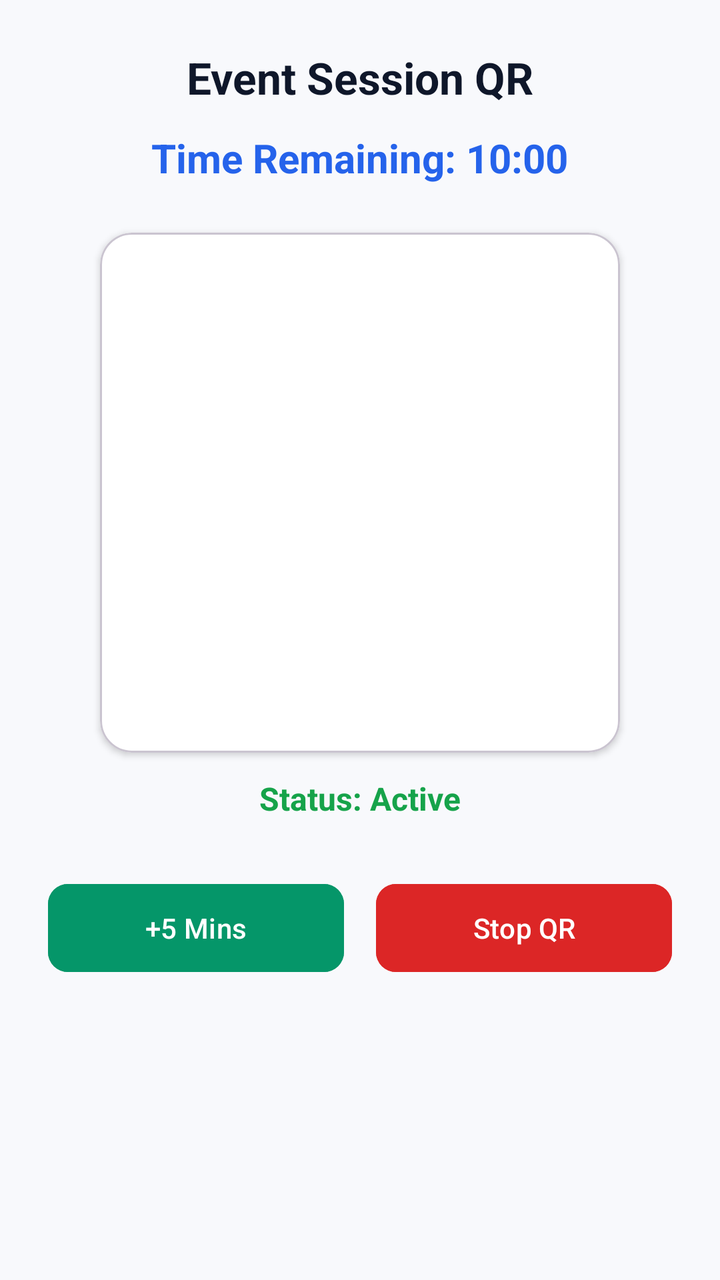
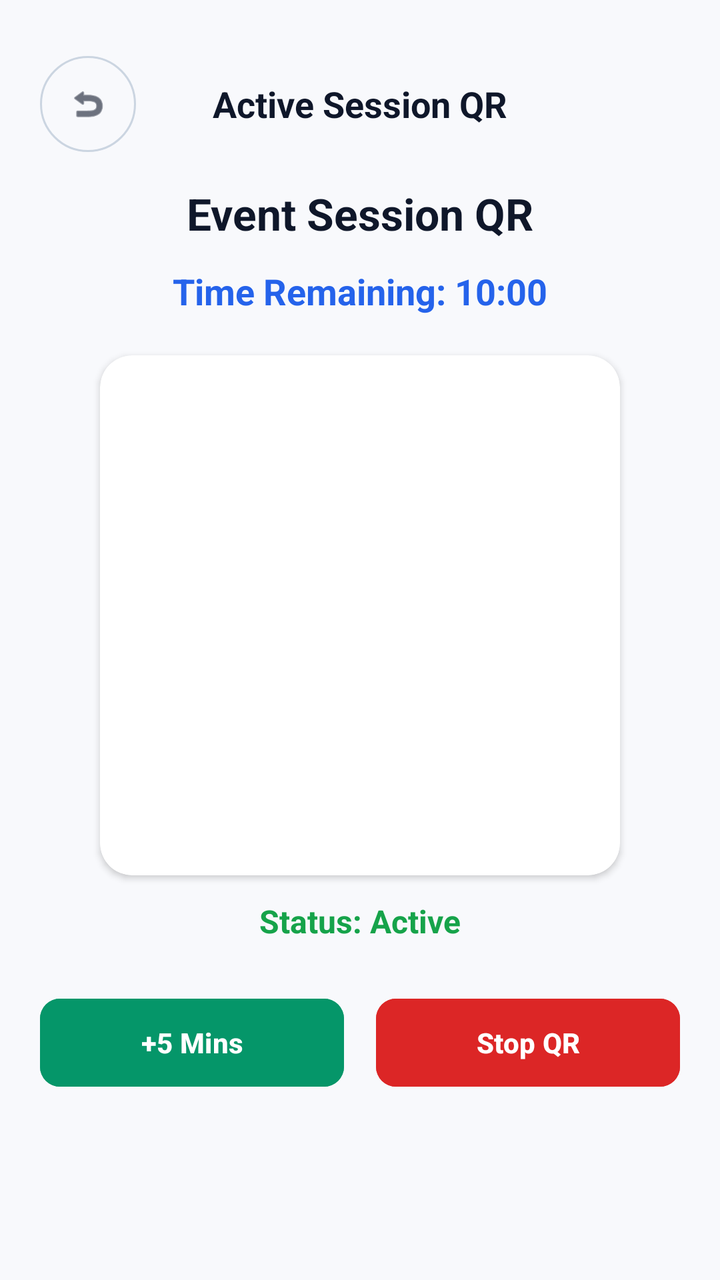

Screens rendered from an Android XML layout before and after an edit, with the pre-edit source and the edit as a unified diff.
<!-- AndroidManifest.xml: application theme Theme.QRAS -->
<!-- res/layout/activity_qrdisplay.xml -->
<?xml version="1.0" encoding="utf-8"?>
<LinearLayout xmlns:android="http://schemas.android.com/apk/res/android"
    xmlns:app="http://schemas.android.com/apk/res-auto"
    android:id="@+id/main"
    android:layout_width="match_parent"
    android:layout_height="match_parent"
    android:background="#F8F9FC"
    android:gravity="center_horizontal"
    android:orientation="vertical"
    android:padding="24dp">

    <TextView
        android:id="@+id/tvEventTitle"
        android:layout_width="wrap_content"
        android:layout_height="wrap_content"
        android:text="Event Session QR"
        android:textColor="#0F172A"
        android:textSize="22sp"
        android:textStyle="bold" />

    <TextView
        android:id="@+id/tvTimer"
        android:layout_width="wrap_content"
        android:layout_height="wrap_content"
        android:layout_marginTop="12dp"
        android:text="Time Remaining: 10:00"
        android:textColor="#2563EB"
        android:textSize="20sp"
        android:textStyle="bold" />

    
    <com.google.android.material.card.MaterialCardView
        android:layout_width="260dp"
        android:layout_height="260dp"
        android:layout_marginTop="24dp"
        app:cardBackgroundColor="#FFFFFF"
        app:cardCornerRadius="16dp"
        app:cardElevation="2dp">

        <ImageView
            android:id="@+id/ivQrCode"
            android:layout_width="match_parent"
            android:layout_height="match_parent"
            android:padding="16dp" />
    </com.google.android.material.card.MaterialCardView>

    <TextView
        android:id="@+id/tvStatus"
        android:layout_width="wrap_content"
        android:layout_height="wrap_content"
        android:layout_marginTop="12dp"
        android:text="Status: Active"
        android:textColor="#16A34A"
        android:textSize="16sp"
        android:textStyle="bold" />

    
    <LinearLayout
        android:layout_width="match_parent"
        android:layout_height="wrap_content"
        android:layout_marginTop="28dp"
        android:orientation="horizontal">

        <com.google.android.material.button.MaterialButton
            android:id="@+id/btnAddTime"
            android:layout_width="0dp"
            android:layout_height="52dp"
            android:layout_marginEnd="8dp"
            android:layout_weight="1"
            android:backgroundTint="#059669"
            android:text="+5 Mins"
            android:textAllCaps="false"
            app:cornerRadius="10dp" />

        <com.google.android.material.button.MaterialButton
            android:id="@+id/btnStopQr"
            android:layout_width="0dp"
            android:layout_height="52dp"
            android:layout_marginStart="8dp"
            android:layout_weight="1"
            android:backgroundTint="#DC2626"
            android:text="Stop QR"
            android:textAllCaps="false"
            app:cornerRadius="10dp" />
    </LinearLayout>

</LinearLayout>
<!-- resources referenced by this layout -->
<resources>
  <style name="Theme.QRAS" parent="Base.Theme.QRAS" />
  <style name="Base.Theme.QRAS" parent="Theme.Material3.DayNight.NoActionBar">
          
          
      </style>
</resources>

<!-- the commit's change to res/layout/activity_qrdisplay.xml (unified diff, before → after) -->
@@ -1,87 +1,149 @@
 <?xml version="1.0" encoding="utf-8"?>
 <LinearLayout xmlns:android="http://schemas.android.com/apk/res/android"
     xmlns:app="http://schemas.android.com/apk/res-auto"
+    xmlns:tools="http://schemas.android.com/tools"
     android:id="@+id/main"
     android:layout_width="match_parent"
     android:layout_height="match_parent"
     android:background="#F8F9FC"
-    android:gravity="center_horizontal"
     android:orientation="vertical"
-    android:padding="24dp">
-
-    <TextView
-        android:id="@+id/tvEventTitle"
-        android:layout_width="wrap_content"
-        android:layout_height="wrap_content"
-        android:text="Event Session QR"
-        android:textColor="#0F172A"
-        android:textSize="22sp"
-        android:textStyle="bold" />
-
-    <TextView
-        android:id="@+id/tvTimer"
-        android:layout_width="wrap_content"
-        android:layout_height="wrap_content"
-        android:layout_marginTop="12dp"
-        android:text="Time Remaining: 10:00"
-        android:textColor="#2563EB"
-        android:textSize="20sp"
-        android:textStyle="bold" />
+    android:padding="20dp">
 
     
-    <com.google.android.material.card.MaterialCardView
-        android:layout_width="260dp"
-        android:layout_height="260dp"
-        android:layout_marginTop="24dp"
-        app:cardBackgroundColor="#FFFFFF"
-        app:cardCornerRadius="16dp"
-        app:cardElevation="2dp">
+    <RelativeLayout
+        android:id="@+id/headerBar"
+        android:layout_width="match_parent"
+        android:layout_height="wrap_content"
+        android:layout_marginTop="8dp">
 
-        <ImageView
-            android:id="@+id/ivQrCode"
-            android:layout_width="match_parent"
-            android:layout_height="match_parent"
-            android:padding="16dp" />
-    </com.google.android.material.card.MaterialCardView>
+        <com.google.android.material.button.MaterialButton
+            android:id="@+id/btnBack"
+            style="@style/Widget.Material3.Button.IconButton.Outlined"
+            android:layout_width="48dp"
+            android:layout_height="48dp"
+            android:layout_alignParentStart="true"
+            android:layout_centerVertical="true"
+            android:contentDescription="Back"
+            android:insetLeft="0dp"
+            android:insetTop="0dp"
+            android:insetRight="0dp"
+            android:insetBottom="0dp"
+            android:padding="0dp"
+            app:cornerRadius="24dp"
+            app:icon="@android:drawable/ic_menu_revert"
+            app:iconGravity="textStart"
+            app:iconSize="20dp"
+            app:iconTint="#0F172A"
+            app:strokeColor="#CBD5E1"
+            app:strokeWidth="1dp" />
 
-    <TextView
-        android:id="@+id/tvStatus"
-        android:layout_width="wrap_content"
-        android:layout_height="wrap_content"
-        android:layout_marginTop="12dp"
-        android:text="Status: Active"
-        android:textColor="#16A34A"
-        android:textSize="16sp"
-        android:textStyle="bold" />
+        <TextView
+            android:id="@+id/tvHeaderTitle"
+            android:layout_width="wrap_content"
+            android:layout_height="wrap_content"
+            android:layout_centerInParent="true"
+            android:text="Active Session QR"
+            android:textColor="#0F172A"
+            android:textSize="18sp"
+            android:textStyle="bold"
+            tools:ignore="HardcodedText" />
+
+    </RelativeLayout>
 
     
     <LinearLayout
         android:layout_width="match_parent"
         android:layout_height="wrap_content"
-        android:layout_marginTop="28dp"
-        android:orientation="horizontal">
+        android:gravity="center_horizontal"
+        android:orientation="vertical"
+        android:paddingTop="16dp">
 
-        <com.google.android.material.button.MaterialButton
-            android:id="@+id/btnAddTime"
-            android:layout_width="0dp"
-            android:layout_height="52dp"
-            android:layout_marginEnd="8dp"
-            android:layout_weight="1"
-            android:backgroundTint="#059669"
-            android:text="+5 Mins"
-            android:textAllCaps="false"
-            app:cornerRadius="10dp" />
+        <TextView
+            android:id="@+id/tvEventTitle"
+            android:layout_width="wrap_content"
+            android:layout_height="wrap_content"
+            android:text="Event Session QR"
+            android:textColor="#0F172A"
+            android:textSize="22sp"
+            android:textStyle="bold"
+            tools:ignore="HardcodedText" />
 
-        <com.google.android.material.button.MaterialButton
-            android:id="@+id/btnStopQr"
-            android:layout_width="0dp"
-            android:layout_height="52dp"
-            android:layout_marginStart="8dp"
-            android:layout_weight="1"
-            android:backgroundTint="#DC2626"
-            android:text="Stop QR"
-            android:textAllCaps="false"
-            app:cornerRadius="10dp" />
+        <TextView
+            android:id="@+id/tvTimer"
+            android:layout_width="wrap_content"
+            android:layout_height="wrap_content"
+            android:layout_marginTop="12dp"
+            android:text="Time Remaining: 10:00"
+            android:textColor="#2563EB"
+            android:textSize="18sp"
+            android:textStyle="bold"
+            tools:ignore="HardcodedText" />
+
+        
+        <com.google.android.material.card.MaterialCardView
+            android:layout_width="260dp"
+            android:layout_height="260dp"
+            android:layout_marginTop="20dp"
+            app:cardBackgroundColor="#FFFFFF"
+            app:cardCornerRadius="16dp"
+            app:cardElevation="2dp"
+            app:strokeWidth="0dp">
+
+            <ImageView
+                android:id="@+id/ivQrCode"
+                android:layout_width="match_parent"
+                android:layout_height="match_parent"
+                android:contentDescription="QR Code"
+                android:padding="16dp"
+                tools:ignore="HardcodedText" />
+        </com.google.android.material.card.MaterialCardView>
+
+        <TextView
+            android:id="@+id/tvStatus"
+            android:layout_width="wrap_content"
+            android:layout_height="wrap_content"
+            android:layout_marginTop="12dp"
+            android:text="Status: Active"
+            android:textColor="#16A34A"
+            android:textSize="16sp"
+            android:textStyle="bold"
+            tools:ignore="HardcodedText" />
+
+        
+        <LinearLayout
+            android:layout_width="match_parent"
+            android:layout_height="wrap_content"
+            android:layout_marginTop="24dp"
+            android:orientation="horizontal">
+
+            <com.google.android.material.button.MaterialButton
+                android:id="@+id/btnAddTime"
+                android:layout_width="0dp"
+                android:layout_height="52dp"
+                android:layout_marginEnd="8dp"
+                android:layout_weight="1"
+                android:backgroundTint="#059669"
+                android:text="+5 Mins"
+                android:textAllCaps="false"
+                android:textColor="#FFFFFF"
+                android:textStyle="bold"
+                app:cornerRadius="10dp"
+                tools:ignore="HardcodedText" />
+
+            <com.google.android.material.button.MaterialButton
+                android:id="@+id/btnStopQr"
+                android:layout_width="0dp"
+                android:layout_height="52dp"
+                android:layout_marginStart="8dp"
+                android:layout_weight="1"
+                android:backgroundTint="#DC2626"
+                android:text="Stop QR"
+                android:textAllCaps="false"
+                android:textColor="#FFFFFF"
+                android:textStyle="bold"
+                app:cornerRadius="10dp"
+                tools:ignore="HardcodedText" />
+        </LinearLayout>
     </LinearLayout>
 
 </LinearLayout>
